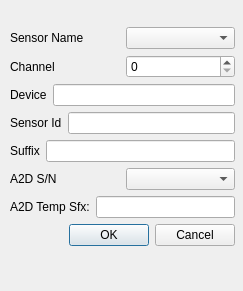
Qt form src/nidas/apps/config/AddSensorComboDialog.ui (NCAR/nidas) before a commit.
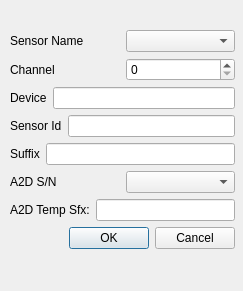
The same form after that commit.

Commit message: Slight mods to interface.

Diff of the .ui file:
```diff
--- a/src/nidas/apps/config/AddSensorComboDialog.ui
+++ b/src/nidas/apps/config/AddSensorComboDialog.ui
@@ -19,13 +19,13 @@
   <property name="windowTitle">
    <string>Add Sensor</string>
   </property>
-  <widget class="QWidget" name="">
+  <widget class="QWidget" name="layoutWidget">
    <property name="geometry">
     <rect>
      <x>10</x>
      <y>1</y>
      <width>225</width>
-     <height>270</height>
+     <height>276</height>
     </rect>
    </property>
    <layout class="QVBoxLayout" name="verticalLayout">
```
